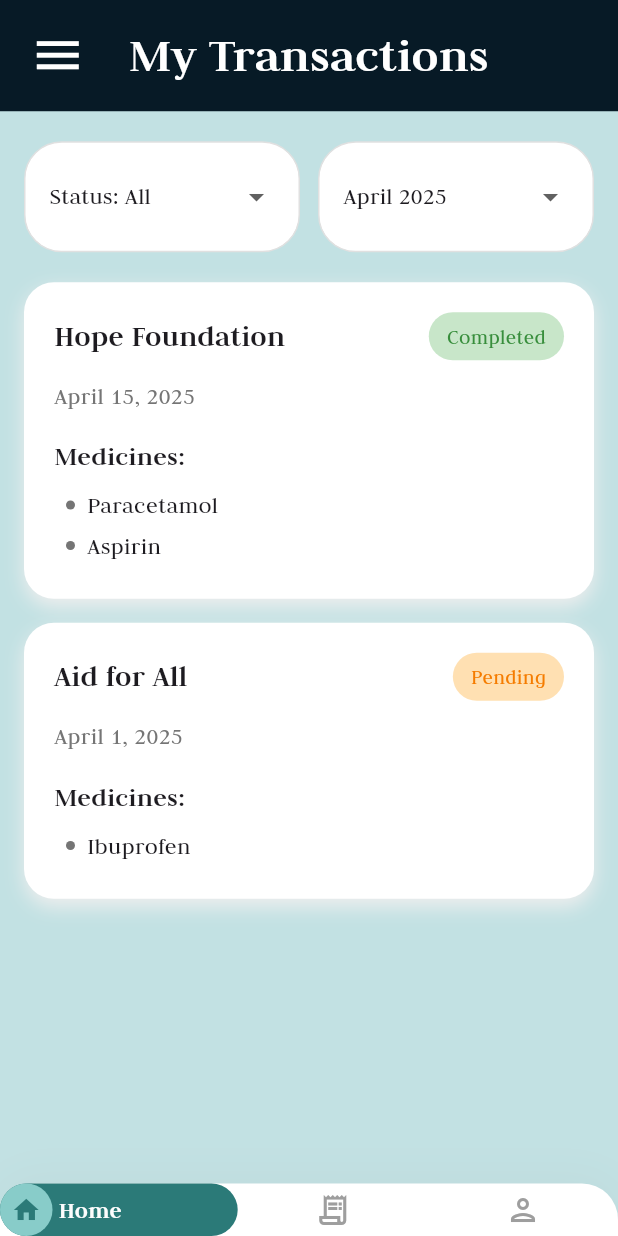
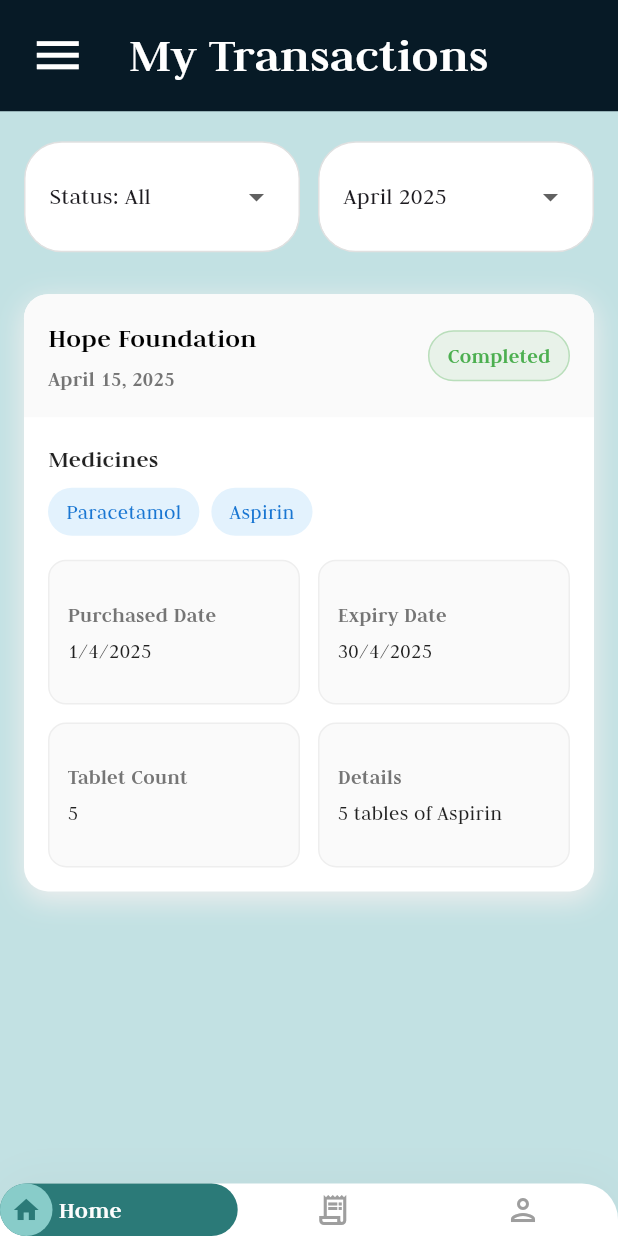
Before and after one commit to Mahmoud031/graduation_project, a Flutter app: the ViewTransactionView screen opened by its route, on a phone screen of 412 x 824 dp. Run offline on Flutter 3.47's test engine with Material 3 defaults, Android fonts, the light colour scheme and no system bars; our stand-ins replace bloc, cloud_firestore, dartz, dots_indicator, firebase_auth, firebase_core and 8 more; missing offline and left inert: flutter_facebook_auth; accounts and stored records are empty; statements that could not run were skipped.

Commit message:
my donations ui p1

```diff
--- a/lib/features/donor_features/find_ngo/presentation/views/widgets/ngo_info.dart
+++ b/lib/features/donor_features/find_ngo/presentation/views/widgets/ngo_info.dart
@@ -13,7 +13,7 @@ class NgoInfo extends StatelessWidget {
   });
 
   @override
-  Widget build(BuildContext context) {
+   Widget build(BuildContext context) {
     return Padding(
       padding: const EdgeInsets.symmetric(horizontal: 30.0),
       child: Container(
@@ -73,7 +73,7 @@ class NgoInfo extends StatelessWidget {
                   Navigator.pushNamed(
                     context,
                     AddMedicineView.routeName,
-                    arguments: ngo.name ?? '',
+                    arguments: ngo.name ,
                   );
                 },
               ),
--- a/lib/features/donor_features/view_transaction/presentation/views/widgets/transaction_card.dart
+++ b/lib/features/donor_features/view_transaction/presentation/views/widgets/transaction_card.dart
@@ -1,107 +1,184 @@
 import 'package:flutter/material.dart';
+import 'package:graduation_project/core/utils/app_text_styles.dart';
+import 'package:graduation_project/features/donor_features/view_transaction/presentation/views/widgets/transaction_detail_item.dart';
 
 class TransactionCard extends StatelessWidget {
-  final String organizationName;
+  final String ngoName;
   final String date;
   final List<String> medicines;
+  final String purchasedDate;
+  final String expiryDate;
+  final String tabletCount;
+  final String details;
   final String status;
   final Color statusColor;
   final Color textColor;
 
   const TransactionCard({
     super.key,
-    required this.organizationName,
+    required this.ngoName,
     required this.date,
     required this.medicines,
     required this.status,
     required this.statusColor,
     required this.textColor,
+    required this.purchasedDate,
+    required this.expiryDate,
+    required this.tabletCount,
+    required this.details,
   });
 
   @override
   Widget build(BuildContext context) {
     return Container(
-      margin: const EdgeInsets.symmetric(horizontal: 16),
-      padding: const EdgeInsets.all(20),
+      margin: const EdgeInsets.symmetric(horizontal: 16, vertical: 8),
       decoration: BoxDecoration(
         color: Colors.white,
-        borderRadius: BorderRadius.circular(20),
+        borderRadius: BorderRadius.circular(16),
         boxShadow: [
           BoxShadow(
             color: Colors.grey.shade200,
-            blurRadius: 10,
+            blurRadius: 15,
             offset: const Offset(0, 5),
+            spreadRadius: 1,
           ),
         ],
       ),
       child: Column(
+        mainAxisSize: MainAxisSize.min,
         crossAxisAlignment: CrossAxisAlignment.start,
         children: [
-          Row(
+          Container(
+            padding: const EdgeInsets.all(16),
+            decoration: BoxDecoration(
+              color: Colors.grey.shade50,
+              borderRadius: const BorderRadius.only(
+                topLeft: Radius.circular(16),
+                topRight: Radius.circular(16),
+              ),
+            ),
+            child: Row(
               mainAxisAlignment: MainAxisAlignment.spaceBetween,
               children: [
+                Expanded(
+                  child: Column(
+                    crossAxisAlignment: CrossAxisAlignment.start,
+                    children: [
                       Text(
-                organizationName,
-                style: const TextStyle(
-                  fontSize: 20,
-                  fontWeight: FontWeight.bold,
+                        ngoName,
+                        style: TextStyles.textstyle18.copyWith(
+                          color: Colors.black,
+                          fontWeight: FontWeight.w600,
+                        ),
+                        maxLines: 1,
+                        overflow: TextOverflow.ellipsis,
+                      ),
+                      const SizedBox(height: 4),
+                      Text(
+                        date,
+                        style: TextStyles.textstyle14.copyWith(
+                          color: Colors.grey.shade600,
+                        ),
+                      ),
+                    ],
                   ),
                 ),
                 Container(
-                padding: const EdgeInsets.symmetric(horizontal: 12, vertical: 6),
+                  padding:
+                      const EdgeInsets.symmetric(horizontal: 12, vertical: 6),
                   decoration: BoxDecoration(
-                  color: statusColor,
+                    color: statusColor.withOpacity(0.1),
                     borderRadius: BorderRadius.circular(20),
+                    border: Border.all(color: statusColor.withOpacity(0.3)),
                   ),
                   child: Text(
                     status,
                     style: TextStyle(
-                    color: textColor,
-                    fontWeight: FontWeight.w500,
+                      color: statusColor,
+                      fontWeight: FontWeight.w600,
+                      fontSize: 14,
                     ),
                   ),
                 ),
               ],
             ),
-          const SizedBox(height: 12),
-          Text(
-            date,
+          ),
+
+          // Content Section
+          Padding(
+            padding: const EdgeInsets.all(16),
+            child: Column(
+              mainAxisSize: MainAxisSize.min,
+              crossAxisAlignment: CrossAxisAlignment.start,
+              children: [
+                // Medicines Section
+                const Text(
+                  'Medicines',
                   style: TextStyle(
                     fontSize: 16,
-              color: Colors.grey.shade600,
-            ),
-          ),
-          const SizedBox(height: 16),
-          const Text(
-            'Medicines:',
-            style: TextStyle(
-              fontSize: 18,
                     fontWeight: FontWeight.w600,
+                    color: Colors.black87,
                   ),
                 ),
                 const SizedBox(height: 8),
-          ...medicines.map((medicine) => Padding(
-                padding: const EdgeInsets.only(left: 8, bottom: 4),
-                child: Row(
-                  children: [
-                    Container(
-                      width: 6,
-                      height: 6,
+                Wrap(
+                  spacing: 8,
+                  runSpacing: 8,
+                  children: medicines
+                      .map((medicine) => Container(
+                            padding: const EdgeInsets.symmetric(
+                                horizontal: 12, vertical: 6),
                             decoration: BoxDecoration(
-                        color: Colors.grey.shade600,
-                        shape: BoxShape.circle,
+                              color: Colors.blue.shade50,
+                              borderRadius: BorderRadius.circular(20),
+                            ),
+                            child: Text(
+                              medicine,
+                              style: TextStyle(
+                                color: Colors.blue.shade700,
+                                fontSize: 14,
                               ),
                             ),
-                    const SizedBox(width: 8),
-                    Text(
-                      medicine,
-                      style: const TextStyle(
-                        fontSize: 16,
+                          ))
+                      .toList(),
                 ),
+
+                const SizedBox(height: 16),
+
+                // Details Grid
+                LayoutBuilder(
+                  builder: (context, constraints) {
+                    return GridView.count(
+                      crossAxisCount: 2,
+                      shrinkWrap: true,
+                      physics: const NeverScrollableScrollPhysics(),
+                      mainAxisSpacing: 12,
+                      crossAxisSpacing: 12,
+                      childAspectRatio: constraints.maxWidth / 200,
+                      children: [
+                        TransactionDetailItem(
+                          label: 'Purchased Date',
+                          value: purchasedDate,
+                        ),
+                        TransactionDetailItem(
+                          label: 'Expiry Date',
+                          value: expiryDate,
+                        ),
+                        TransactionDetailItem(
+                          label: 'Tablet Count',
+                          value: tabletCount,
+                        ),
+                        TransactionDetailItem(
+                          label: 'Details',
+                          value: details,
+                        ),
+                      ],
+                    );
+                  },
                 ),
               ],
             ),
-              )),
+          ),
         ],
       ),
     );
--- /dev/null
+++ b/lib/features/donor_features/view_transaction/presentation/views/widgets/transaction_detail_item.dart
@@ -0,0 +1,50 @@
+import 'package:flutter/material.dart';
+import 'package:graduation_project/core/utils/app_text_styles.dart';
+
+class TransactionDetailItem extends StatelessWidget {
+  final String label;
+
+  final String value;
+
+  const TransactionDetailItem({
+    super.key,
+    required this.label,
+    required this.value,
+  });
+
+  @override
+  Widget build(BuildContext context) {
+    return Container(
+      padding: const EdgeInsets.all(12),
+      decoration: BoxDecoration(
+        color: Colors.grey.shade50,
+        borderRadius: BorderRadius.circular(12),
+        border: Border.all(color: Colors.grey.shade200),
+      ),
+      child: Column(
+        crossAxisAlignment: CrossAxisAlignment.start,
+        mainAxisAlignment: MainAxisAlignment.center,
+        children: [
+          Text(
+            label,
+            style: TextStyles.textstyle14.copyWith(
+              color: Colors.grey.shade600,
+            ),
+          ),
+          const SizedBox(height: 4),
+          Flexible(
+            child: Text(
+              value,
+              style: TextStyles.textstyle14.copyWith(
+                color: Colors.black87,
+                fontWeight: FontWeight.w500,
+              ),
+              maxLines: 2,
+              overflow: TextOverflow.ellipsis,
+            ),
+          ),
+        ],
+      ),
+    );
+  }
+}
--- a/lib/features/donor_features/view_transaction/presentation/views/widgets/view_transaction_view_body.dart
+++ b/lib/features/donor_features/view_transaction/presentation/views/widgets/view_transaction_view_body.dart
@@ -7,14 +7,20 @@ class ViewTransactionViewBody extends StatefulWidget {
   const ViewTransactionViewBody({super.key});
 
   @override
-  State<ViewTransactionViewBody> createState() => _ViewTransactionViewBodyState();
+  State<ViewTransactionViewBody> createState() =>
+      _ViewTransactionViewBodyState();
 }
 
 class _ViewTransactionViewBodyState extends State<ViewTransactionViewBody> {
   String selectedStatus = 'All';
   String selectedMonth = 'April 2025';
 
-  final List<String> statusOptions = ['All', 'Pending', 'Completed', 'Rejected'];
+  final List<String> statusOptions = [
+    'All',
+    'Pending',
+    'Completed',
+    'Rejected'
+  ];
   final List<String> monthOptions = [
     'January 2025',
     'February 2025',
@@ -22,7 +28,6 @@ class _ViewTransactionViewBodyState extends State<ViewTransactionViewBody> {
     'April 2025',
     'May 2025',
     'June 2025',
-    // Add more months as needed
   ];
 
   @override
@@ -40,7 +45,8 @@ class _ViewTransactionViewBodyState extends State<ViewTransactionViewBody> {
               children: [
                 Expanded(
                   child: Container(
-                    padding: const EdgeInsets.symmetric(horizontal: 16, vertical: 12),
+                    padding: const EdgeInsets.symmetric(
+                        horizontal: 16, vertical: 12),
                     decoration: BoxDecoration(
                       color: Colors.white,
                       borderRadius: BorderRadius.circular(25),
@@ -74,7 +80,8 @@ class _ViewTransactionViewBodyState extends State<ViewTransactionViewBody> {
                 const SizedBox(width: 12),
                 Expanded(
                   child: Container(
-                    padding: const EdgeInsets.symmetric(horizontal: 16, vertical: 12),
+                    padding: const EdgeInsets.symmetric(
+                        horizontal: 16, vertical: 12),
                     decoration: BoxDecoration(
                       color: Colors.white,
                       borderRadius: BorderRadius.circular(25),
@@ -110,22 +117,18 @@ class _ViewTransactionViewBodyState extends State<ViewTransactionViewBody> {
           ),
           const SizedBox(height: 20),
           TransactionCard(
-            organizationName: 'Hope Foundation',
+            ngoName: 'Hope Foundation',
             date: 'April 15, 2025',
             medicines: ['Paracetamol', 'Aspirin'],
             status: 'Completed',
-            statusColor: Colors.green.shade100,
-            textColor: Colors.green.shade700,
+            statusColor: Colors.green,
+            textColor: Colors.green,
+            purchasedDate: '1/4/2025',
+            expiryDate: '30/4/2025',
+            tabletCount: '5',
+            details: '5 tables of Aspirin ',
           ),
           const SizedBox(height: 16),
-          TransactionCard(
-            organizationName: 'Aid for All',
-            date: 'April 1, 2025',
-            medicines: ['Ibuprofen'],
-            status: 'Pending',
-            statusColor: Colors.orange.shade100,
-            textColor: Colors.orange.shade700,
-          ),
         ],
       ),
     );
--- a/pubspec.yaml
+++ b/pubspec.yaml
@@ -42,6 +42,7 @@ dependencies:
   get_it: ^8.0.3
   google_sign_in: ^6.3.0
   image_picker: ^1.1.2
+  intl: ^0.20.2
   modal_progress_hud_nsn: ^0.5.1
   path: 1.9.0
   shared_preferences: ^2.5.2
```
Also changed, not shown: lib/constants.dart (line endings or trailing spaces), pubspec.lock. Lines whose indentation alone changed are shown as unchanged.
